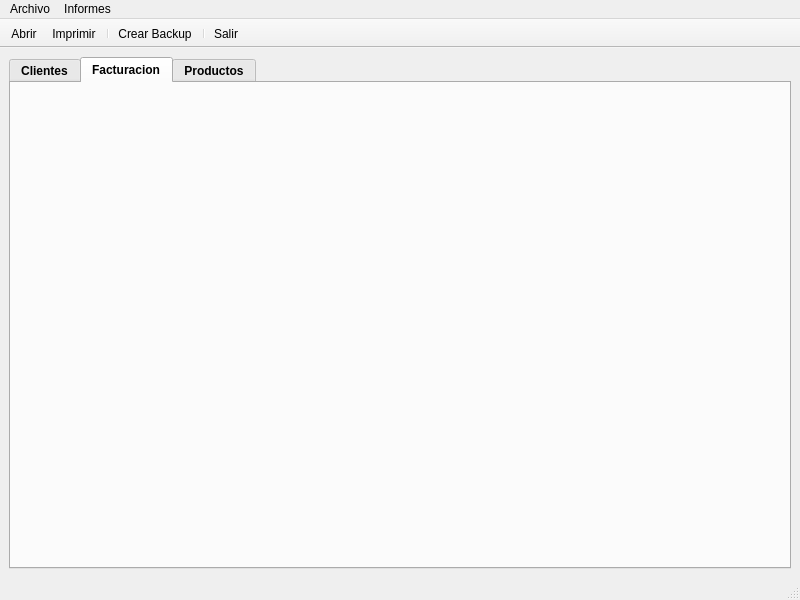
This is venPrincipal.ui in MelonRodante/MarquezMiguel as Qt 5 draws it before an edit. The edited form follows.
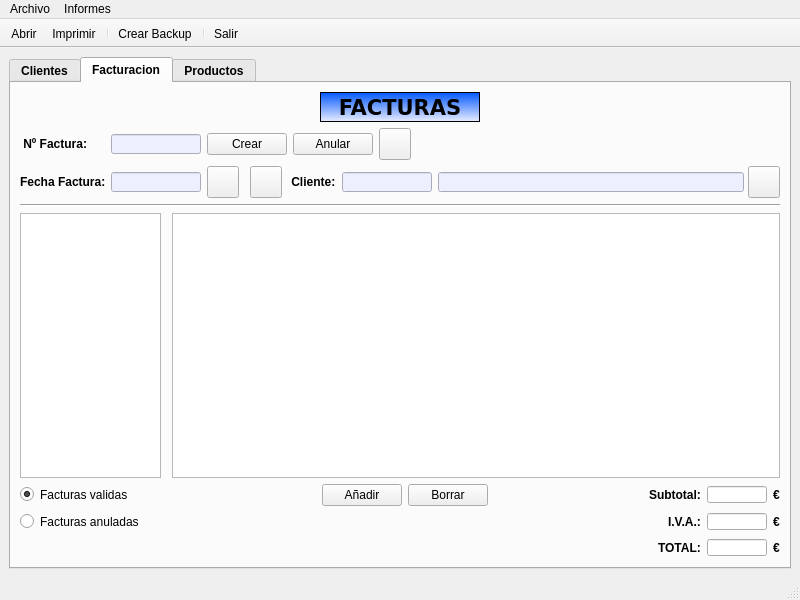
This is the edited form. The open tabs and pages were chosen to show the change. Icons and pictures are not drawn.

Commit message: Panel facturacion creado

Diff of the .ui file:
```diff
--- a/venPrincipal.ui
+++ b/venPrincipal.ui
@@ -23,7 +23,7 @@
    <property name="styleSheet">
     <string notr="true"/>
    </property>
-   <layout class="QVBoxLayout" name="verticalLayout_3">
+   <layout class="QHBoxLayout" name="horizontalLayout_4">
     <item>
      <widget class="QTabWidget" name="panel">
       <property name="font">
@@ -1093,7 +1093,944 @@
        <attribute name="title">
         <string>Facturacion</string>
        </attribute>
-       <layout class="QVBoxLayout" name="verticalLayout_4"/>
+       <layout class="QVBoxLayout" name="verticalLayout_3">
+        <item>
+         <layout class="QHBoxLayout" name="layoutProductos_3">
+          <item>
+           <spacer name="horizontalSpacer_12">
+            <property name="orientation">
+             <enum>Qt::Horizontal</enum>
+            </property>
+            <property name="sizeHint" stdset="0">
+             <size>
+              <width>40</width>
+              <height>20</height>
+             </size>
+            </property>
+           </spacer>
+          </item>
+          <item>
+           <widget class="QLabel" name="lblProductos_2">
+            <property name="sizePolicy">
+             <sizepolicy hsizetype="Fixed" vsizetype="Fixed">
+              <horstretch>0</horstretch>
+              <verstretch>0</verstretch>
+             </sizepolicy>
+            </property>
+            <property name="minimumSize">
+             <size>
+              <width>160</width>
+              <height>30</height>
+             </size>
+            </property>
+            <property name="maximumSize">
+             <size>
+              <width>160</width>
+              <height>30</height>
+             </size>
+            </property>
+            <property name="font">
+             <font>
+              <family>Verdana</family>
+              <pointsize>16</pointsize>
+              <weight>75</weight>
+              <bold>true</bold>
+             </font>
+            </property>
+            <property name="styleSheet">
+             <string notr="true">background-color: qlineargradient(spread:pad, x1:0, y1:0, x2:0, y2:1, stop:0 rgba(0, 85, 255, 255), stop:1 rgba(237, 239, 255, 255));
+border-color: rgb(0, 0, 0);</string>
+            </property>
+            <property name="frameShape">
+             <enum>QFrame::Box</enum>
+            </property>
+            <property name="text">
+             <string>FACTURAS</string>
+            </property>
+            <property name="alignment">
+             <set>Qt::AlignCenter</set>
+            </property>
+           </widget>
+          </item>
+          <item>
+           <spacer name="horizontalSpacer_13">
+            <property name="orientation">
+             <enum>Qt::Horizontal</enum>
+            </property>
+            <property name="sizeHint" stdset="0">
+             <size>
+              <width>40</width>
+              <height>20</height>
+             </size>
+            </property>
+           </spacer>
+          </item>
+         </layout>
+        </item>
+        <item>
+         <layout class="QHBoxLayout" name="layoutFacturacion_0">
+          <property name="topMargin">
+           <number>0</number>
+          </property>
+          <item>
+           <widget class="QLabel" name="lblNFactura">
+            <property name="sizePolicy">
+             <sizepolicy hsizetype="Fixed" vsizetype="Fixed">
+              <horstretch>0</horstretch>
+              <verstretch>0</verstretch>
+             </sizepolicy>
+            </property>
+            <property name="minimumSize">
+             <size>
+              <width>85</width>
+              <height>13</height>
+             </size>
+            </property>
+            <property name="maximumSize">
+             <size>
+              <width>85</width>
+              <height>13</height>
+             </size>
+            </property>
+            <property name="text">
+             <string> Nº Factura:</string>
+            </property>
+           </widget>
+          </item>
+          <item>
+           <widget class="QLineEdit" name="editNFactura">
+            <property name="sizePolicy">
+             <sizepolicy hsizetype="Fixed" vsizetype="Fixed">
+              <horstretch>0</horstretch>
+              <verstretch>0</verstretch>
+             </sizepolicy>
+            </property>
+            <property name="minimumSize">
+             <size>
+              <width>90</width>
+              <height>20</height>
+             </size>
+            </property>
+            <property name="maximumSize">
+             <size>
+              <width>90</width>
+              <height>20</height>
+             </size>
+            </property>
+            <property name="font">
+             <font>
+              <weight>50</weight>
+              <bold>false</bold>
+             </font>
+            </property>
+            <property name="focusPolicy">
+             <enum>Qt::NoFocus</enum>
+            </property>
+            <property name="styleSheet">
+             <string notr="true">background-color: rgb(237, 239, 255);</string>
+            </property>
+            <property name="readOnly">
+             <bool>true</bool>
+            </property>
+           </widget>
+          </item>
+          <item>
+           <widget class="QPushButton" name="pushButton">
+            <property name="font">
+             <font>
+              <weight>50</weight>
+              <bold>false</bold>
+             </font>
+            </property>
+            <property name="text">
+             <string>Crear</string>
+            </property>
+           </widget>
+          </item>
+          <item>
+           <widget class="QPushButton" name="pushButton_2">
+            <property name="font">
+             <font>
+              <weight>50</weight>
+              <bold>false</bold>
+             </font>
+            </property>
+            <property name="text">
+             <string>Anular</string>
+            </property>
+           </widget>
+          </item>
+          <item>
+           <widget class="QPushButton" name="btnFacturacionRecargar">
+            <property name="sizePolicy">
+             <sizepolicy hsizetype="Fixed" vsizetype="Fixed">
+              <horstretch>32</horstretch>
+              <verstretch>32</verstretch>
+             </sizepolicy>
+            </property>
+            <property name="minimumSize">
+             <size>
+              <width>32</width>
+              <height>32</height>
+             </size>
+            </property>
+            <property name="maximumSize">
+             <size>
+              <width>32</width>
+              <height>32</height>
+             </size>
+            </property>
+            <property name="text">
+             <string/>
+            </property>
+            <property name="icon">
+             <iconset resource="img/rc_botonesInterfaz.qrc">
+              <normaloff>:/recargar/recargar.png</normaloff>:/recargar/recargar.png</iconset>
+            </property>
+            <property name="iconSize">
+             <size>
+              <width>24</width>
+              <height>24</height>
+             </size>
+            </property>
+           </widget>
+          </item>
+          <item>
+           <spacer name="space">
+            <property name="orientation">
+             <enum>Qt::Horizontal</enum>
+            </property>
+            <property name="sizeHint" stdset="0">
+             <size>
+              <width>40</width>
+              <height>20</height>
+             </size>
+            </property>
+           </spacer>
+          </item>
+         </layout>
+        </item>
+        <item>
+         <layout class="QHBoxLayout" name="layoutFacturacion_1">
+          <item>
+           <widget class="QLabel" name="lblFechaFactura">
+            <property name="minimumSize">
+             <size>
+              <width>85</width>
+              <height>13</height>
+             </size>
+            </property>
+            <property name="maximumSize">
+             <size>
+              <width>85</width>
+              <height>13</height>
+             </size>
+            </property>
+            <property name="text">
+             <string>Fecha Factura:</string>
+            </property>
+           </widget>
+          </item>
+          <item>
+           <widget class="QLineEdit" name="editFechaFactura">
+            <property name="sizePolicy">
+             <sizepolicy hsizetype="Fixed" vsizetype="Fixed">
+              <horstretch>0</horstretch>
+              <verstretch>0</verstretch>
+             </sizepolicy>
+            </property>
+            <property name="minimumSize">
+             <size>
+              <width>0</width>
+              <height>20</height>
+             </size>
+            </property>
+            <property name="maximumSize">
+             <size>
+              <width>90</width>
+              <height>20</height>
+             </size>
+            </property>
+            <property name="font">
+             <font>
+              <weight>50</weight>
+              <bold>false</bold>
+             </font>
+            </property>
+            <property name="focusPolicy">
+             <enum>Qt::NoFocus</enum>
+            </property>
+            <property name="styleSheet">
+             <string notr="true">background-color: rgb(237, 239, 255);</string>
+            </property>
+            <property name="readOnly">
+             <bool>true</bool>
+            </property>
+           </widget>
+          </item>
+          <item>
+           <widget class="QPushButton" name="btnCalendarioFacturacion">
+            <property name="minimumSize">
+             <size>
+              <width>32</width>
+              <height>32</height>
+             </size>
+            </property>
+            <property name="maximumSize">
+             <size>
+              <width>32</width>
+              <height>32</height>
+             </size>
+            </property>
+            <property name="text">
+             <string/>
+            </property>
+            <property name="icon">
+             <iconset resource="img/rc_botonesInterfaz.qrc">
+              <normaloff>:/calendario/calendario.png</normaloff>:/calendario/calendario.png</iconset>
+            </property>
+            <property name="iconSize">
+             <size>
+              <width>32</width>
+              <height>32</height>
+             </size>
+            </property>
+           </widget>
+          </item>
+          <item>
+           <spacer name="horizontalSpacer_11">
+            <property name="orientation">
+             <enum>Qt::Horizontal</enum>
+            </property>
+            <property name="sizeType">
+             <enum>QSizePolicy::Fixed</enum>
+            </property>
+            <property name="sizeHint" stdset="0">
+             <size>
+              <width>5</width>
+              <height>20</height>
+             </size>
+            </property>
+           </spacer>
+          </item>
+          <item>
+           <widget class="QPushButton" name="btnFaturacionBuscarFecha">
+            <property name="sizePolicy">
+             <sizepolicy hsizetype="Fixed" vsizetype="Fixed">
+              <horstretch>32</horstretch>
+              <verstretch>32</verstretch>
+             </sizepolicy>
+            </property>
+            <property name="minimumSize">
+             <size>
+              <width>32</width>
+              <height>32</height>
+             </size>
+            </property>
+            <property name="maximumSize">
+             <size>
+              <width>32</width>
+              <height>32</height>
+             </size>
+            </property>
+            <property name="text">
+             <string/>
+            </property>
+            <property name="icon">
+             <iconset resource="img/rc_botonesInterfaz.qrc">
+              <normaloff>:/lupa/lupa.png</normaloff>:/lupa/lupa.png</iconset>
+            </property>
+            <property name="iconSize">
+             <size>
+              <width>24</width>
+              <height>24</height>
+             </size>
+            </property>
+           </widget>
+          </item>
+          <item>
+           <widget class="QLabel" name="lblCliente">
+            <property name="text">
+             <string> Cliente:</string>
+            </property>
+           </widget>
+          </item>
+          <item>
+           <widget class="QLineEdit" name="editDNIFacturacion">
+            <property name="sizePolicy">
+             <sizepolicy hsizetype="Fixed" vsizetype="Fixed">
+              <horstretch>0</horstretch>
+              <verstretch>0</verstretch>
+             </sizepolicy>
+            </property>
+            <property name="minimumSize">
+             <size>
+              <width>0</width>
+              <height>20</height>
+             </size>
+            </property>
+            <property name="maximumSize">
+             <size>
+              <width>90</width>
+              <height>20</height>
+             </size>
+            </property>
+            <property name="font">
+             <font>
+              <weight>50</weight>
+              <bold>false</bold>
+             </font>
+            </property>
+            <property name="styleSheet">
+             <string notr="true">background-color: rgb(237, 239, 255);</string>
+            </property>
+           </widget>
+          </item>
+          <item>
+           <widget class="QLineEdit" name="editApellidosNombreFacturacion">
+            <property name="sizePolicy">
+             <sizepolicy hsizetype="Expanding" vsizetype="Fixed">
+              <horstretch>0</horstretch>
+              <verstretch>0</verstretch>
+             </sizepolicy>
+            </property>
+            <property name="minimumSize">
+             <size>
+              <width>306</width>
+              <height>20</height>
+             </size>
+            </property>
+            <property name="maximumSize">
+             <size>
+              <width>450</width>
+              <height>20</height>
+             </size>
+            </property>
+            <property name="font">
+             <font>
+              <weight>50</weight>
+              <bold>false</bold>
+             </font>
+            </property>
+            <property name="focusPolicy">
+             <enum>Qt::NoFocus</enum>
+            </property>
+            <property name="styleSheet">
+             <string notr="true">background-color: rgb(237, 239, 255);</string>
+            </property>
+            <property name="readOnly">
+             <bool>true</bool>
+            </property>
+           </widget>
+          </item>
+          <item>
+           <widget class="QPushButton" name="btnFaturacionBuscarCliente">
+            <property name="sizePolicy">
+             <sizepolicy hsizetype="Fixed" vsizetype="Fixed">
+              <horstretch>32</horstretch>
+              <verstretch>32</verstretch>
+             </sizepolicy>
+            </property>
+            <property name="minimumSize">
+             <size>
+              <width>32</width>
+              <height>32</height>
+             </size>
+            </property>
+            <property name="maximumSize">
+             <size>
+              <width>32</width>
+              <height>32</height>
+             </size>
+            </property>
+            <property name="text">
+             <string/>
+            </property>
+            <property name="icon">
+             <iconset resource="img/rc_botonesInterfaz.qrc">
+              <normaloff>:/lupa/lupa.png</normaloff>:/lupa/lupa.png</iconset>
+            </property>
+            <property name="iconSize">
+             <size>
+              <width>24</width>
+              <height>24</height>
+             </size>
+            </property>
+           </widget>
+          </item>
+          <item>
+           <spacer name="horizontalSpacer_9">
+            <property name="orientation">
+             <enum>Qt::Horizontal</enum>
+            </property>
+            <property name="sizeType">
+             <enum>QSizePolicy::Expanding</enum>
+            </property>
+            <property name="sizeHint" stdset="0">
+             <size>
+              <width>0</width>
+              <height>20</height>
+             </size>
+            </property>
+           </spacer>
+          </item>
+         </layout>
+        </item>
+        <item>
+         <widget class="Line" name="line">
+          <property name="orientation">
+           <enum>Qt::Horizontal</enum>
+          </property>
+         </widget>
+        </item>
+        <item>
+         <layout class="QHBoxLayout" name="layoutFacturacion_2">
+          <item>
+           <widget class="QTableWidget" name="tablaFactura">
+            <property name="sizePolicy">
+             <sizepolicy hsizetype="Fixed" vsizetype="Expanding">
+              <horstretch>0</horstretch>
+              <verstretch>0</verstretch>
+             </sizepolicy>
+            </property>
+            <property name="minimumSize">
+             <size>
+              <width>141</width>
+              <height>0</height>
+             </size>
+            </property>
+            <property name="maximumSize">
+             <size>
+              <width>141</width>
+              <height>16777215</height>
+             </size>
+            </property>
+            <property name="rowCount">
+             <number>0</number>
+            </property>
+            <attribute name="horizontalHeaderVisible">
+             <bool>false</bool>
+            </attribute>
+            <attribute name="horizontalHeaderCascadingSectionResizes">
+             <bool>false</bool>
+            </attribute>
+            <attribute name="horizontalHeaderDefaultSectionSize">
+             <number>67</number>
+            </attribute>
+            <attribute name="horizontalHeaderMinimumSectionSize">
+             <number>30</number>
+            </attribute>
+            <attribute name="horizontalHeaderStretchLastSection">
+             <bool>false</bool>
+            </attribute>
+            <attribute name="verticalHeaderVisible">
+             <bool>false</bool>
+            </attribute>
+            <column>
+             <property name="text">
+              <string>Nº Factura</string>
+             </property>
+             <property name="font">
+              <font>
+               <weight>75</weight>
+               <bold>true</bold>
+              </font>
+             </property>
+            </column>
+            <column>
+             <property name="text">
+              <string>Fecha</string>
+             </property>
+             <property name="font">
+              <font>
+               <weight>75</weight>
+               <bold>true</bold>
+              </font>
+             </property>
+            </column>
+           </widget>
+          </item>
+          <item>
+           <spacer name="space_10">
+            <property name="orientation">
+             <enum>Qt::Horizontal</enum>
+            </property>
+            <property name="sizeType">
+             <enum>QSizePolicy::Fixed</enum>
+            </property>
+            <property name="sizeHint" stdset="0">
+             <size>
+              <width>5</width>
+              <height>0</height>
+             </size>
+            </property>
+           </spacer>
+          </item>
+          <item>
+           <widget class="QTableWidget" name="tablaVentas"/>
+          </item>
+         </layout>
+        </item>
+        <item>
+         <layout class="QHBoxLayout" name="horizontalLayout">
+          <property name="topMargin">
+           <number>0</number>
+          </property>
+          <item>
+           <widget class="QRadioButton" name="radioButton">
+            <property name="sizePolicy">
+             <sizepolicy hsizetype="Fixed" vsizetype="Fixed">
+              <horstretch>0</horstretch>
+              <verstretch>0</verstretch>
+             </sizepolicy>
+            </property>
+            <property name="minimumSize">
+             <size>
+              <width>141</width>
+              <height>17</height>
+             </size>
+            </property>
+            <property name="maximumSize">
+             <size>
+              <width>14</width>
+              <height>17</height>
+             </size>
+            </property>
+            <property name="font">
+             <font>
+              <weight>50</weight>
+              <bold>false</bold>
+             </font>
+            </property>
+            <property name="text">
+             <string>Facturas validas</string>
+            </property>
+            <property name="checked">
+             <bool>true</bool>
+            </property>
+            <attribute name="buttonGroup">
+             <string notr="true">grpFacturas</string>
+            </attribute>
+           </widget>
+          </item>
+          <item>
+           <spacer name="horizontalSpacer_8">
+            <property name="orientation">
+             <enum>Qt::Horizontal</enum>
+            </property>
+            <property name="sizeHint" stdset="0">
+             <size>
+              <width>40</width>
+              <height>20</height>
+             </size>
+            </property>
+           </spacer>
+          </item>
+          <item>
+           <widget class="QPushButton" name="pushButton_4">
+            <property name="font">
+             <font>
+              <weight>50</weight>
+              <bold>false</bold>
+             </font>
+            </property>
+            <property name="text">
+             <string>Añadir</string>
+            </property>
+           </widget>
+          </item>
+          <item>
+           <widget class="QPushButton" name="pushButton_5">
+            <property name="font">
+             <font>
+              <weight>50</weight>
+              <bold>false</bold>
+             </font>
+            </property>
+            <property name="text">
+             <string>Borrar</string>
+            </property>
+           </widget>
+          </item>
+          <item>
+           <spacer name="horizontalSpacer_5">
+            <property name="orientation">
+             <enum>Qt::Horizontal</enum>
+            </property>
+            <property name="sizeHint" stdset="0">
+             <size>
+              <width>40</width>
+              <height>20</height>
+             </size>
+            </property>
+           </spacer>
+          </item>
+          <item>
+           <widget class="QLabel" name="lblSubtotal">
+            <property name="sizePolicy">
+             <sizepolicy hsizetype="Preferred" vsizetype="Fixed">
+              <horstretch>0</horstretch>
+              <verstretch>0</verstretch>
+             </sizepolicy>
+            </property>
+            <property name="minimumSize">
+             <size>
+              <width>0</width>
+              <height>17</height>
+             </size>
+            </property>
+            <property name="maximumSize">
+             <size>
+              <width>16777215</width>
+              <height>17</height>
+             </size>
+            </property>
+            <property name="text">
+             <string>Subtotal:</string>
+            </property>
+           </widget>
+          </item>
+          <item>
+           <widget class="QLineEdit" name="editSubtotal">
+            <property name="sizePolicy">
+             <sizepolicy hsizetype="Fixed" vsizetype="Fixed">
+              <horstretch>0</horstretch>
+              <verstretch>0</verstretch>
+             </sizepolicy>
+            </property>
+            <property name="minimumSize">
+             <size>
+              <width>55</width>
+              <height>17</height>
+             </size>
+            </property>
+            <property name="maximumSize">
+             <size>
+              <width>60</width>
+              <height>17</height>
+             </size>
+            </property>
+            <property name="font">
+             <font>
+              <weight>50</weight>
+              <bold>false</bold>
+             </font>
+            </property>
+            <property name="alignment">
+             <set>Qt::AlignRight|Qt::AlignTrailing|Qt::AlignVCenter</set>
+            </property>
+           </widget>
+          </item>
+          <item>
+           <widget class="QLabel" name="lblEuro_2">
+            <property name="text">
+             <string>€</string>
+            </property>
+           </widget>
+          </item>
+         </layout>
+        </item>
+        <item>
+         <layout class="QHBoxLayout" name="horizontalLayout_2">
+          <property name="topMargin">
+           <number>0</number>
+          </property>
+          <item>
+           <widget class="QRadioButton" name="radioButton_2">
+            <property name="sizePolicy">
+             <sizepolicy hsizetype="Fixed" vsizetype="Fixed">
+              <horstretch>0</horstretch>
+              <verstretch>0</verstretch>
+             </sizepolicy>
+            </property>
+            <property name="minimumSize">
+             <size>
+              <width>141</width>
+              <height>17</height>
+             </size>
+            </property>
+            <property name="maximumSize">
+             <size>
+              <width>14</width>
+              <height>17</height>
+             </size>
+            </property>
+            <property name="font">
+             <font>
+              <weight>50</weight>
+              <bold>false</bold>
+             </font>
+            </property>
+            <property name="text">
+             <string>Facturas anuladas</string>
+            </property>
+            <attribute name="buttonGroup">
+             <string notr="true">grpFacturas</string>
+            </attribute>
+           </widget>
+          </item>
+          <item>
+           <spacer name="horizontalSpacer_6">
+            <property name="orientation">
+             <enum>Qt::Horizontal</enum>
+            </property>
+            <property name="sizeHint" stdset="0">
+             <size>
+              <width>40</width>
+              <height>20</height>
+             </size>
+            </property>
+           </spacer>
+          </item>
+          <item>
+           <widget class="QLabel" name="lblIVA">
+            <property name="sizePolicy">
+             <sizepolicy hsizetype="Preferred" vsizetype="Fixed">
+              <horstretch>0</horstretch>
+              <verstretch>0</verstretch>
+             </sizepolicy>
+            </property>
+            <property name="minimumSize">
+             <size>
+              <width>0</width>
+              <height>17</height>
+             </size>
+            </property>
+            <property name="maximumSize">
+             <size>
+              <width>16777215</width>
+              <height>17</height>
+             </size>
+            </property>
+            <property name="text">
+             <string>I.V.A.:</string>
+            </property>
+           </widget>
+          </item>
+          <item>
+           <widget class="QLineEdit" name="editIVA">
+            <property name="sizePolicy">
+             <sizepolicy hsizetype="Fixed" vsizetype="Fixed">
+              <horstretch>0</horstretch>
+              <verstretch>0</verstretch>
+             </sizepolicy>
+            </property>
+            <property name="minimumSize">
+             <size>
+              <width>55</width>
+              <height>17</height>
+             </size>
+            </property>
+            <property name="maximumSize">
+             <size>
+              <width>60</width>
+              <height>17</height>
+             </size>
+            </property>
+            <property name="font">
+             <font>
+              <weight>50</weight>
+              <bold>false</bold>
+             </font>
+            </property>
+            <property name="alignment">
+             <set>Qt::AlignRight|Qt::AlignTrailing|Qt::AlignVCenter</set>
+            </property>
+           </widget>
+          </item>
+          <item>
+           <widget class="QLabel" name="lblEuro_3">
+            <property name="text">
+             <string>€</string>
+            </property>
+           </widget>
+          </item>
+         </layout>
+        </item>
+        <item>
+         <layout class="QHBoxLayout" name="horizontalLayout_3">
+          <property name="topMargin">
+           <number>0</number>
+          </property>
+          <item>
+           <spacer name="horizontalSpacer_7">
+            <property name="orientation">
+             <enum>Qt::Horizontal</enum>
+            </property>
+            <property name="sizeHint" stdset="0">
+             <size>
+              <width>40</width>
+              <height>20</height>
+             </size>
+            </property>
+           </spacer>
+          </item>
+          <item>
+           <widget class="QLabel" name="lblTotal">
+            <property name="sizePolicy">
+             <sizepolicy hsizetype="Preferred" vsizetype="Fixed">
+              <horstretch>0</horstretch>
+              <verstretch>0</verstretch>
+             </sizepolicy>
+            </property>
+            <property name="minimumSize">
+             <size>
+              <width>0</width>
+              <height>17</height>
+             </size>
+            </property>
+            <property name="maximumSize">
+             <size>
+              <width>16777215</width>
+              <height>17</height>
+             </size>
+            </property>
+            <property name="text">
+             <string>TOTAL:</string>
+            </property>
+           </widget>
+          </item>
+          <item>
+           <widget class="QLineEdit" name="editTotal">
+            <property name="sizePolicy">
+             <sizepolicy hsizetype="Fixed" vsizetype="Fixed">
+              <horstretch>0</horstretch>
+              <verstretch>0</verstretch>
+             </sizepolicy>
+            </property>
+            <property name="minimumSize">
+             <size>
+              <width>55</width>
+              <height>17</height>
+             </size>
+            </property>
+            <property name="maximumSize">
+             <size>
+              <width>60</width>
+              <height>17</height>
+             </size>
+            </property>
+            <property name="font">
+             <font>
+              <weight>50</weight>
+              <bold>false</bold>
+             </font>
+            </property>
+            <property name="alignment">
+             <set>Qt::AlignRight|Qt::AlignTrailing|Qt::AlignVCenter</set>
+            </property>
+           </widget>
+          </item>
+          <item>
+           <widget class="QLabel" name="lblEuro_4">
+            <property name="text">
+             <string>€</string>
+            </property>
+           </widget>
+          </item>
+         </layout>
+        </item>
+       </layout>
       </widget>
       <widget class="QWidget" name="panelProductos">
        <attribute name="title">
```
Left out of the diff: 5 changed lines with no effect on the pictures. The commit also changes 5 other files.
